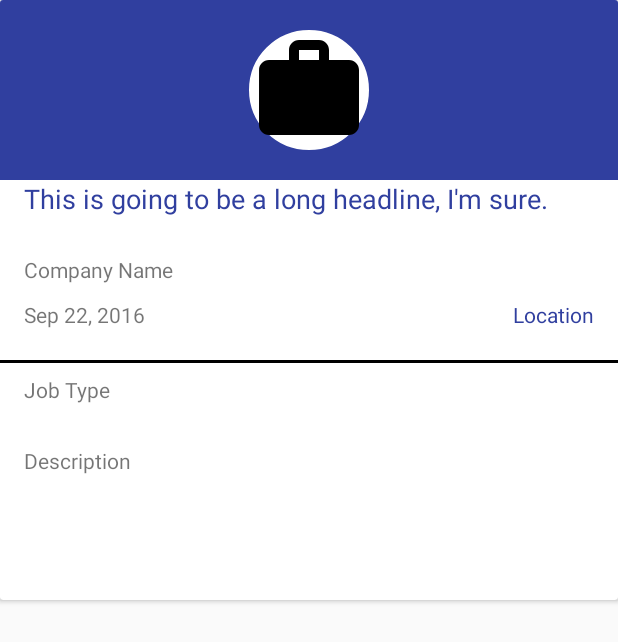
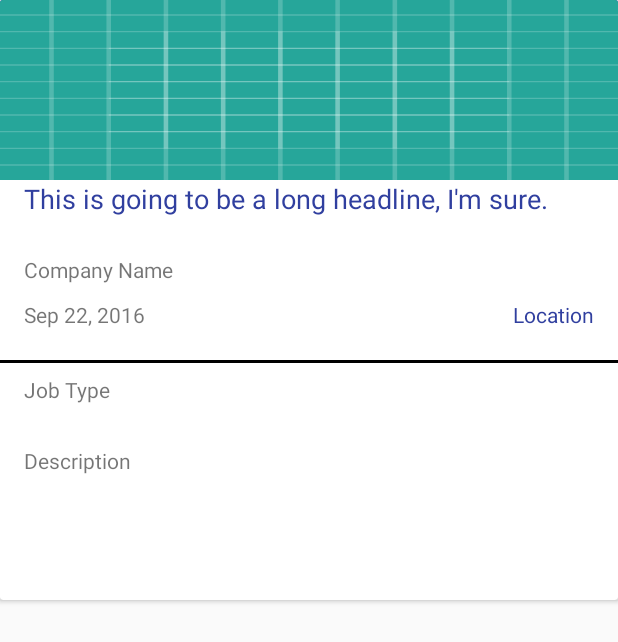
Before and after one commit to SheharyarLodhi1/Android-Parsing-Json-through-LoaderCallBacksMethod-and-displays-a-result-in-a-ListView, an Android app: the layout list_cardview_android_jobs.xml on its own in the app's theme, with its tools: preview values and no code run, on a phone screen of 412 x 824 dp. Shown: the top 642 px of the screen. Run offline under Robolectric (Android 15) with nearby library versions, the phone set to English and light mode, and no system bars.

Commit message:
Add files via upload

```diff
--- a/src/main/res/layout/list_cardview_android_jobs.xml
+++ b/src/main/res/layout/list_cardview_android_jobs.xml
@@ -17,9 +17,9 @@
 
             <ImageView
                 android:id="@+id/image_view"
-                android:layout_width="80dp"
-                android:layout_height="80dp"
-                android:background="@drawable/img"
+                android:layout_width="match_parent"
+                android:layout_height="match_parent"
+                android:background="@drawable/ic_launcher_background"
                 android:scaleType="centerCrop"
                 android:layout_centerInParent="true"/>
 
```
